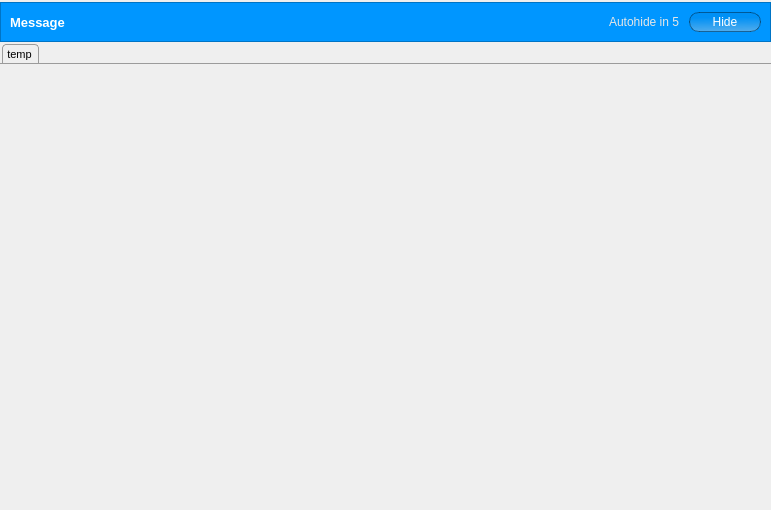
Before: the Qt Designer form UiModule/ui/LoginControllerWidget.ui in realXtend/tundra, drawn with Qt 5.
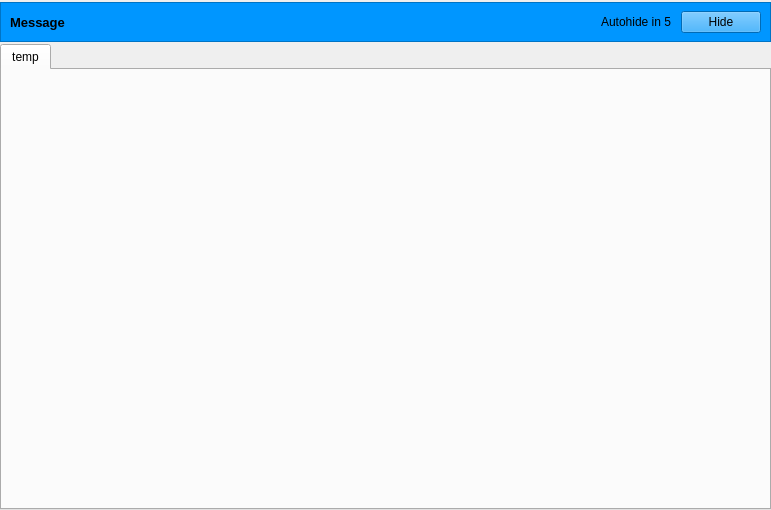
After: the same form once the commit is applied.

The edit to the form file:
```diff
--- a/UiModule/ui/LoginControllerWidget.ui
+++ b/UiModule/ui/LoginControllerWidget.ui
@@ -72,11 +72,6 @@
               <bold>true</bold>
              </font>
             </property>
-            <property name="styleSheet">
-             <string>QLabel#messageLabel {
-	color: rgb(255, 255, 255);
-}</string>
-            </property>
             <property name="text">
              <string>Message</string>
             </property>
@@ -97,9 +92,6 @@
           </item>
           <item>
            <widget class="QLabel" name="autohideLabel">
-            <property name="styleSheet">
-             <string>color: rgb(230,230,230);</string>
-            </property>
             <property name="text">
              <string>Autohide in 5</string>
             </property>
@@ -107,24 +99,6 @@
           </item>
           <item>
            <widget class="QPushButton" name="hideButton">
-            <property name="styleSheet">
-             <string>/* QPUSHBUTTON */
-
-QPushButton {
-	color: rgb(255, 255, 255);
-	min-width: 60px;
-	font-size: 12px;
-	border: 1px solid black;
-	border-color: rgba(0, 0, 0, 100);
-	border-radius: 10px;
-	padding: 2px 5px;
-	background-color: qlineargradient(spread:pad, x1:0.488636, y1:0.273, x2:0.511, y2:1, stop:0 rgba(0, 0, 0, 10), stop:1 rgba(207, 207, 207, 100));
-}
-
-QPushButton:hover {
-	background-color: qlineargradient(spread:pad, x1:0.488636, y1:0.273, x2:0.511, y2:1, stop:0 rgba(207, 207, 207, 150), stop:1 rgba(0, 0, 0, 35));
-}</string>
-            </property>
             <property name="text">
              <string>Hide</string>
             </property>
@@ -137,67 +111,6 @@
      </item>
      <item>
       <widget class="QTabWidget" name="tabWidget">
-       <property name="styleSheet">
-        <string notr="true"> QTabWidget::pane { /* The tab widget frame */
-    border: 0px; 
-	border-top: 1px solid #9B9B9B;
- }
-
- QTabWidget::tab-bar {
-     left: 2px;  /* move to the right by 5px */
- }
-
- /* Style the tab using the tab sub-control. Note that
-     it reads QTabBar _not_ QTabWidget */
- QTabBar::tab {
-     background: qlineargradient(x1: 0, y1: 0, x2: 0, y2: 1,
-                                 stop: 0 #E1E1E1, stop: 0.4 #DDDDDD,
-                                 stop: 0.5 #D8D8D8, stop: 1.0 #D3D3D3);
-     border: 1px solid #9B9B9B;
-     border-top-left-radius: 4px;
-     border-top-right-radius: 4px;
-     min-width: 12ex;
-     padding: 2px;
-     padding-right: 5px;
-     padding-left: 3px;
-	 font: 11px;
- }
-
- QTabBar::tab:selected, QTabBar::tab:hover {
-     background: qlineargradient(x1: 0, y1: 0, x2: 0, y2: 1,
-                                 stop: 0 #fafafa, stop: 0.4 #f4f4f4,
-                                 stop: 0.5 #e7e7e7, stop: 1.0 #fafafa);
- }
-
- QTabBar::tab:selected {
-     border-color: #9B9B9B;
-     border-bottom-color: rgba(0,0,0,0); /* same as pane color */
-	 border-bottom: 0px;
- }
-
- QTabBar::tab:!selected {
-     margin-top: 3px; /* make non-selected tabs look smaller */
- }
-
- /* make use of negative margins for overlapping tabs */
- QTabBar::tab:selected {
-     /* expand/overlap to the left and right by 4px */
-     margin-left: -2px;
-     margin-right: -2px;
- }
-
- QTabBar::tab:first:selected {
-     margin-left: 0; /* the first selected tab has nothing to overlap with on the left */
- }
-
- QTabBar::tab:last:selected {
-     margin-right: 0; /* the last selected tab has nothing to overlap with on the right */
- }
-
- QTabBar::tab:only-one {
-     margin: 0; /* if there is only one tab, we don't want overlapping margins */
- }</string>
-       </property>
        <property name="currentIndex">
         <number>0</number>
        </property>
```
